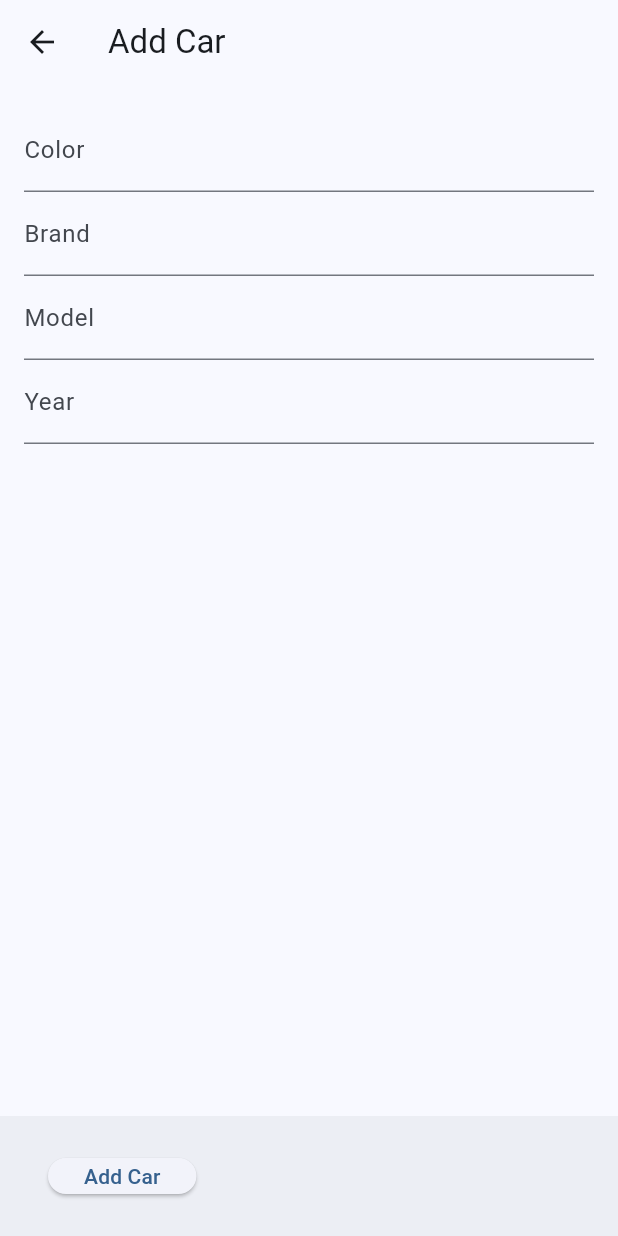
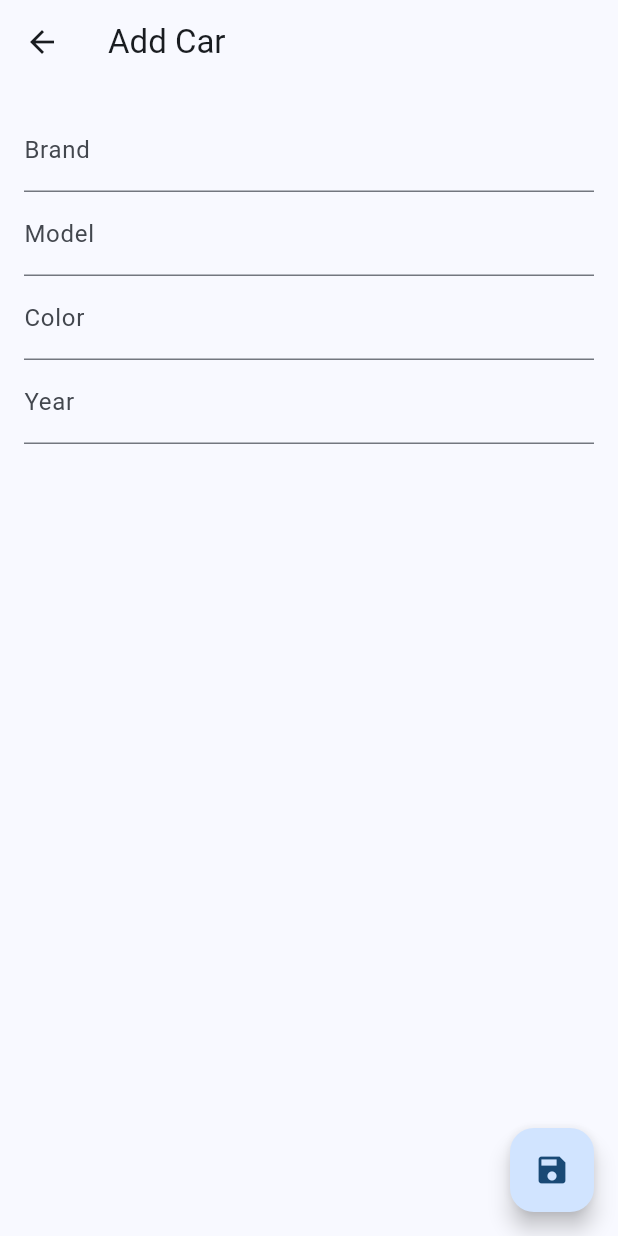
Before and after one commit to candzon/app-mobilku, a Flutter app: the MyHomePage screen opened by its route, after a tap on the "add" icon, on a phone screen of 412 x 824 dp. Run offline on Flutter 3.47's test engine with Material 2 defaults, Android fonts, the phone set to English and light mode, and no system bars; our stand-ins replace firebase_auth, firebase_core, flutter_login, flutter_native_splash; accounts and stored records are empty; statements that could not run were skipped.

Commit message:
feat(ui): Add a new card in list home page data, Add a new app-bar title Data Mobil, Add a new floating button remove and save plus a alert at remove button

```diff
--- a/lib/main.dart
+++ b/lib/main.dart
@@ -38,13 +38,13 @@ class MyApp extends StatelessWidget {
         //
         // This works for code too, not just values: Most code changes can be
         // tested with just a hot reload.
-        colorScheme: ColorScheme.fromSeed(seedColor: Color(0xFF2196F3)),
+        colorScheme: ColorScheme.fromSeed(seedColor: const Color(0xFF2196F3)),
         useMaterial3: true,
       ),
       initialRoute: '/splash',
       routes: {
-        '/splash': (context) => SplashScreen(),
-        '/login': (context) => LoginScreen(),
+        '/splash': (context) => const SplashScreen(),
+        '/login': (context) => const LoginScreen(),
         '/home': (context) => const MyHomePage(title: "App Mobilku"),
         // Add more routes for other screens if needed
       },
--- a/lib/model/car.dart
+++ b/lib/model/car.dart
@@ -1,15 +1,15 @@
 class Car {
   final String id;
-  final String color;
   final String brand;
   final String model;
+  final String color;
   final int year;
 
   Car({
     required this.id,
-    required this.color,
     required this.brand,
     required this.model,
+    required this.color,
     required this.year,
   });
 }
--- a/lib/screens/home.dart
+++ b/lib/screens/home.dart
@@ -17,6 +17,7 @@ class _MyHomePageState extends State<MyHomePage> {
     // Add the logout functionality here
     await FirebaseAuth.instance.signOut();
     // After logout and delay, navigate the user back to the login screen
+    // ignore: use_build_context_synchronously
     Navigator.pushNamedAndRemoveUntil(context, '/login', (route) => false);
   }
 
@@ -57,7 +58,7 @@ class _MyHomePageState extends State<MyHomePage> {
           ),
         ],
       ),
-      body: CarCrudWidget(), // Replace this with the widget you want to show
+      body: const CarCrudWidget(), // Replace this with the widget you want to show
     );
   }
 }
--- a/lib/widget/car_crud_widget.dart
+++ b/lib/widget/car_crud_widget.dart
@@ -3,14 +3,31 @@ import 'package:flutter/material.dart';
 import '../model/car.dart';
 
 class CarCrudWidget extends StatelessWidget {
+  const CarCrudWidget({super.key});
+
   @override
   Widget build(BuildContext context) {
     return Scaffold(
-      appBar: AppBar(),
-      body: CarList(),
+      body: const Column(
+        children: [
+          Padding(
+            padding: EdgeInsets.only(top: 16, left: 16, right: 16, bottom: 8),
+            child: Text(
+              'Data Mobil',
+              style: TextStyle(
+                fontSize: 24,
+                fontWeight: FontWeight.bold,
+              ),
+            ),
+          ),
+          Expanded(
+            child: CarList(),
+          ),
+        ],
+      ),
       floatingActionButton: FloatingActionButton(
         onPressed: () => _navigateToCarForm(context),
-        child: Icon(Icons.add),
+        child: const Icon(Icons.add),
       ),
     );
   }
@@ -18,13 +35,15 @@ class CarCrudWidget extends StatelessWidget {
   void _navigateToCarForm(BuildContext context) {
     Navigator.of(context).push(
       MaterialPageRoute(
-        builder: (context) => CarForm(),
+        builder: (context) => const CarForm(),
       ),
     );
   }
 }
 
 class CarList extends StatelessWidget {
+  const CarList({super.key});
+
   @override
   Widget build(BuildContext context) {
     return Center(
@@ -32,7 +51,7 @@ class CarList extends StatelessWidget {
         stream: FirebaseFirestore.instance.collection('cars').snapshots(),
         builder: (context, snapshot) {
           if (!snapshot.hasData) {
-            return CircularProgressIndicator();
+            return const CircularProgressIndicator();
           }
 
           final carDocs = snapshot.data!.docs;
@@ -43,16 +62,27 @@ class CarList extends StatelessWidget {
               final carData = carDocs[index].data() as Map<String, dynamic>;
               final car = Car(
                 id: carDocs[index].id,
-                color: carData['color'] ?? '',
                 brand: carData['brand'] ?? '',
                 model: carData['model'] ?? '',
+                color: carData['color'] ?? '',
                 year: carData['year'] ?? 0,
               );
 
-              return ListTile(
-                title: Text(
-                    'Color: ${car.color}, Brand: ${car.brand}, Model: ${car.model},  Year: (${car.year})'),
+              return Card(
+                elevation: 4,
+                margin: const EdgeInsets.symmetric(vertical: 8, horizontal: 16),
+                child: ListTile(
+                  title: Column(
+                    crossAxisAlignment: CrossAxisAlignment.start,
+                    children: [
+                      Text('Brand: ${car.brand}'),
+                      Text('Model: ${car.model}'),
+                      Text('Color: ${car.color}'),
+                      Text('Year: ${car.year}'),
+                    ],
+                  ),
                   onTap: () => _navigateToCarForm(context, car),
+                ),
               );
             },
           );
@@ -76,114 +106,45 @@ class CarForm extends StatefulWidget {
   const CarForm({Key? key, this.car}) : super(key: key);
 
   @override
+  // ignore: library_private_types_in_public_api
   _CarFormState createState() => _CarFormState();
 }
 
 class _CarFormState extends State<CarForm> {
   final _formKey = GlobalKey<FormState>();
-  final _colorController = TextEditingController();
   final _brandController = TextEditingController();
   final _modelController = TextEditingController();
+  final _colorController = TextEditingController();
   final _yearController = TextEditingController();
 
   @override
   void initState() {
     super.initState();
     if (widget.car != null) {
-      _colorController.text = widget.car!.color;
       _brandController.text = widget.car!.brand;
       _modelController.text = widget.car!.model;
+      _colorController.text = widget.car!.color;
       _yearController.text = widget.car!.year.toString();
     }
   }
 
-  @override
-  Widget build(BuildContext context) {
-    return Scaffold(
-      appBar: AppBar(
-        title: Text(widget.car == null ? 'Add Car' : 'Edit Car'),
-      ),
-      body: SingleChildScrollView(
-        child: Padding(
-          padding: EdgeInsets.all(16.0),
-          child: Form(
-            key: _formKey,
-            child: Column(
-              crossAxisAlignment: CrossAxisAlignment.start,
-              children: [
-                TextFormField(
-                  controller: _colorController,
-                  decoration: InputDecoration(labelText: 'Color'),
-                  validator: (value) {
-                    if (value == null || value.isEmpty) {
-                      return 'Please enter the car color';
-                    }
-                    return null;
+  void _removeCar() {
+    showDialog(
+      context: context,
+      builder: (BuildContext context) {
+        return AlertDialog(
+          title: const Text('Konfirmasi'),
+          content: const Text('Yakin ingin menghapus?'),
+          actions: <Widget>[
+            TextButton(
+              child: const Text('Tidak'),
+              onPressed: () {
+                Navigator.of(context).pop();
               },
             ),
-                TextFormField(
-                  controller: _brandController,
-                  decoration: InputDecoration(labelText: 'Brand'),
-                  validator: (value) {
-                    if (value == null || value.isEmpty) {
-                      return 'Please enter the car brand';
-                    }
-                    return null;
-                  },
-                ),
-                TextFormField(
-                  controller: _modelController,
-                  decoration: InputDecoration(labelText: 'Model'),
-                  validator: (value) {
-                    if (value == null || value.isEmpty) {
-                      return 'Please enter the car model';
-                    }
-                    return null;
-                  },
-                ),
-                TextFormField(
-                  controller: _yearController,
-                  decoration: InputDecoration(labelText: 'Year'),
-                  keyboardType: TextInputType.number,
-                  validator: (value) {
-                    if (value == null || value.isEmpty) {
-                      return 'Please enter the car year';
-                    }
-                    return null;
-                  },
-                ),
-              ],
-            ),
-          ),
-        ),
-      ),
-      bottomNavigationBar: BottomAppBar(
-        child: Padding(
-          padding: const EdgeInsets.all(16.0),
-          child: Row(
-            mainAxisAlignment: MainAxisAlignment.spaceBetween,
-            children: [
-              if (widget.car !=
-                  null) // Only show the Remove button if editing an existing car
-                ElevatedButton(
-                  onPressed: _removeCar,
-                  style: ElevatedButton.styleFrom(
-                    backgroundColor: Colors.red,
-                  ),
-                  child: Text('Remove'),
-                ),
-              ElevatedButton(
-                onPressed: _saveCar,
-                child: Text(widget.car == null ? 'Add Car' : 'Update Car'),
-              ),
-            ],
-          ),
-        ),
-      ),
-    );
-  }
-
-  void _removeCar() {
+            TextButton(
+              child: const Text('Delete'),
+              onPressed: () {
                 if (widget.car != null) {
                   FirebaseFirestore.instance
                       .collection('cars')
@@ -191,19 +152,26 @@ class _CarFormState extends State<CarForm> {
                       .delete();
                   Navigator.of(context).pop();
                 }
+                Navigator.of(context).pop();
+              },
+            ),
+          ],
+        );
+      },
+    );
   }
 
   void _saveCar() {
     if (_formKey.currentState!.validate()) {
-      final color = _colorController.text;
       final brand = _brandController.text;
       final model = _modelController.text;
+      final color = _colorController.text;
       final year = int.parse(_yearController.text);
 
       final carData = {
-        'color': color,
         'brand': brand,
         'model': model,
+        'color': color,
         'year': year,
       };
 
@@ -219,4 +187,87 @@ class _CarFormState extends State<CarForm> {
       Navigator.of(context).pop();
     }
   }
+
+  @override
+  Widget build(BuildContext context) {
+    return Scaffold(
+      appBar: AppBar(
+        title: Text(widget.car == null ? 'Add Car' : 'Edit Car'),
+      ),
+      body: SingleChildScrollView(
+        child: Padding(
+          padding: const EdgeInsets.all(16.0),
+          child: Form(
+            key: _formKey,
+            child: Column(
+              crossAxisAlignment: CrossAxisAlignment.start,
+              children: [
+                TextFormField(
+                  controller: _brandController,
+                  decoration: const InputDecoration(labelText: 'Brand'),
+                  validator: (value) {
+                    if (value == null || value.isEmpty) {
+                      return 'Please enter the car brand';
                     }
+                    return null;
+                  },
+                ),
+                TextFormField(
+                  controller: _modelController,
+                  decoration: const InputDecoration(labelText: 'Model'),
+                  validator: (value) {
+                    if (value == null || value.isEmpty) {
+                      return 'Please enter the car model';
+                    }
+                    return null;
+                  },
+                ),
+                TextFormField(
+                  controller: _colorController,
+                  decoration: const InputDecoration(labelText: 'Color'),
+                  validator: (value) {
+                    if (value == null || value.isEmpty) {
+                      return 'Please enter the car color';
+                    }
+                    return null;
+                  },
+                ),
+                TextFormField(
+                  controller: _yearController,
+                  decoration: const InputDecoration(labelText: 'Year'),
+                  keyboardType: TextInputType.number,
+                  validator: (value) {
+                    if (value == null || value.isEmpty) {
+                      return 'Please enter the car year';
+                    }
+                    return null;
+                  },
+                ),
+              ],
+            ),
+          ),
+        ),
+      ),
+      floatingActionButton: Row(
+        mainAxisAlignment: MainAxisAlignment.end,
+        children: [
+          if (widget.car != null)
+            FloatingActionButton(
+              heroTag: 'deleteCarButton',
+              onPressed: _removeCar,
+              tooltip: 'Delete Car',
+              backgroundColor: Colors.red,
+              child: const Icon(Icons.delete),
+            ),
+          const SizedBox(width: 16),
+          FloatingActionButton(
+            heroTag: 'saveCarButton',
+            onPressed: _saveCar,
+            tooltip: 'Save Car',
+            child: const Icon(Icons.save),
+          ),
+        ],
+      ),
+    );
+  }
+}
```
Lines whose indentation alone changed are shown as unchanged.
